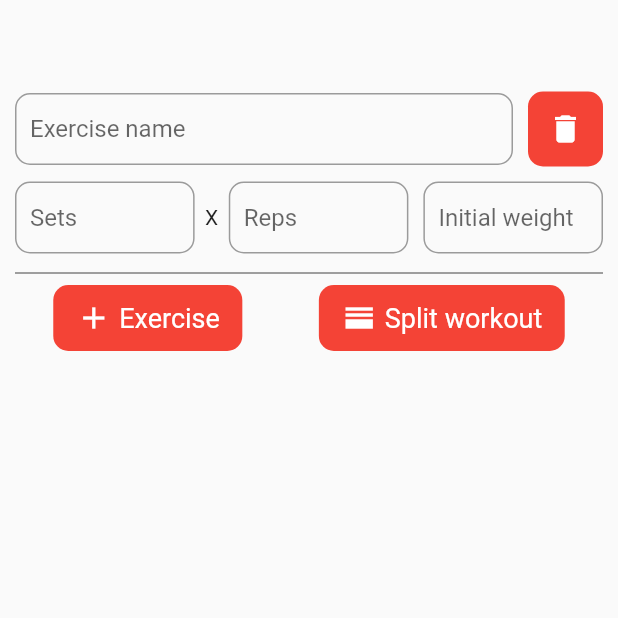
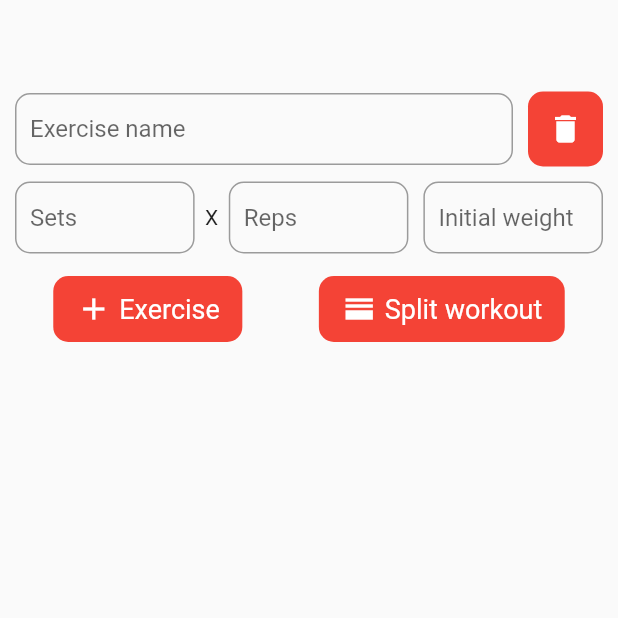
Before and after one commit to txnello/tomato-gym, a Flutter app: the screen it shows after launch, after a tap on "Create a new plan", after a tap on "Exercise", on a phone screen of 412 x 824 dp, the top half of it. Run offline on Flutter 3.47's test engine with Material 2 defaults, Android fonts, the phone set to English and light mode, and no system bars.

Commit message:
implemented controllers and dividers

```diff
--- a/assets/lang/en.json
+++ b/assets/lang/en.json
@@ -1,6 +1,7 @@
 {
     "add_exercise": "Add an exercise",
     "create_new_plan": "Create a new plan",
+    "delete_split_workout": "Delete split",
     "exercise": "Exercise",
     "exercise_name": "Exercise name",
     "init_weight": "Initial weight",
--- a/assets/lang/it.json
+++ b/assets/lang/it.json
@@ -1,5 +1,6 @@
 {
     "create_new_plan": "Crea una nuova scheda",
+    "delete_split_workout": "Rimuovi la divisione",
     "exercise": "Esercizio",
     "exercise_name": "Nome dell'esercizio",
     "init_weight": "Peso iniziale",
--- a/lib/screens/managePlan.dart
+++ b/lib/screens/managePlan.dart
@@ -3,7 +3,6 @@
 import 'dart:async';
 
 import 'package:flutter/material.dart';
-import 'package:tomato_gym/settings/plan.dart';
 import 'package:tomato_gym/settings/sessionData.dart';
 import 'package:tomato_gym/settings/utils.dart';
 import 'package:tomato_gym/widgets/customButton.dart';
@@ -19,8 +18,10 @@ class ManagePlan extends StatefulWidget {
 class _ManagePlanState extends State<ManagePlan> {
   bool newPlan = false;
 
-  //final TextEditingController exerciseName = TextEditingController();
   List<TextEditingController> exerciseNameList = [];
+  List<TextEditingController> setsList = [];
+  List<TextEditingController> repsList = [];
+  List<TextEditingController> initWeightList = [];
 
   @override
   void initState() {
@@ -33,6 +34,9 @@ class _ManagePlanState extends State<ManagePlan> {
     for (var el in SessionData.elements) {
       setState(() {
         exerciseNameList.add(TextEditingController());
+        setsList.add(TextEditingController());
+        repsList.add(TextEditingController());
+        initWeightList.add(TextEditingController());
       });
     }
   }
@@ -45,8 +49,19 @@ class _ManagePlanState extends State<ManagePlan> {
   }
 
   Widget exerciseForm(int i) {
+    if (SessionData.elements[i].divider) {
+      return Divider(
+        color: Colors.red,
+        thickness: 3,
+      );
+    }
+
     return Column(
       children: [
+        if (i > 0 && !SessionData.elements[i - 1].divider)
+          Divider(
+            color: Colors.grey[800],
+          ),
         SizedBox(height: 5),
         Row(
           children: [
@@ -79,7 +94,7 @@ class _ManagePlanState extends State<ManagePlan> {
             Expanded(
               child: CustomTextField(
                 hintText: Utils().translate(context, "sets"),
-                controller: exerciseNameList[i],
+                controller: setsList[i],
               ),
             ),
 
@@ -92,7 +107,7 @@ class _ManagePlanState extends State<ManagePlan> {
             Expanded(
               child: CustomTextField(
                 hintText: Utils().translate(context, "reps"),
-                controller: exerciseNameList[i],
+                controller: repsList[i],
               ),
             ),
 
@@ -102,15 +117,12 @@ class _ManagePlanState extends State<ManagePlan> {
             Expanded(
               child: CustomTextField(
                 hintText: Utils().translate(context, "init_weight"),
-                controller: exerciseNameList[i],
+                controller: initWeightList[i],
               ),
             )
           ],
         ),
         SizedBox(height: 5),
-        Divider(
-          color: Colors.grey[800],
-        ),
       ],
     );
   }
@@ -165,9 +177,12 @@ class _ManagePlanState extends State<ManagePlan> {
         mainAxisAlignment: MainAxisAlignment.start,
         children: [
           for (int i = 0; i < SessionData.elements.length; i++) exerciseForm(i),
-          Row(
+          Padding(
+            padding: const EdgeInsets.only(top: 10, bottom: 30),
+            child: Row(
               mainAxisAlignment: MainAxisAlignment.spaceAround,
               children: [
+                // add exercise
                 CustomButton(
                     onTap: () {
                       setState(() {
@@ -178,8 +193,37 @@ class _ManagePlanState extends State<ManagePlan> {
                     },
                     text: Utils().translate(context, "exercise"),
                     icon: Icons.add),
-              CustomButton(onTap: () {}, text: Utils().translate(context, "split_workout"), icon: Icons.horizontal_split),
+
+                SessionData.elements.isNotEmpty && SessionData.elements.last.divider
+                    ?
+                    // remove split
+                    CustomButton(
+                        onTap: () {
+                          setState(() {
+                            SessionData.elements.removeLast();
+                          });
+                        },
+                        text: Utils().translate(context, "delete_split_workout"),
+                        icon: Icons.remove_circle)
+                    :
+                    // add split
+                    CustomButton(
+                        onTap: () {
+                          if (SessionData.elements.isNotEmpty) {
+                            setState(() {
+                              Exercise newExercise = Exercise();
+                              newExercise.divider = true;
+
+                              SessionData.elements.add(newExercise);
+                            });
+                          }
+                        },
+                        text: Utils().translate(context, "split_workout"),
+                        icon: Icons.horizontal_split,
+                        buttonColor: SessionData.elements.isEmpty ? Colors.grey : Colors.red,
+                      ),
               ],
+            ),
           )
         ],
       ),
@@ -193,7 +237,7 @@ class _ManagePlanState extends State<ManagePlan> {
         backgroundColor: Colors.transparent,
         elevation: 0,
       ),
-      body: Plan().data.isEmpty && !newPlan
+      body: SessionData.elements.isEmpty && !newPlan
           ? welcomePage()
           : newPlan
               ? SingleChildScrollView(child: loadPlan())
--- a/lib/settings/plan.dart
+++ /dev/null
@@ -1,3 +0,0 @@
-class Plan {
-  List<String> data = [];
-}
```
Lines whose indentation alone changed are shown as unchanged.
